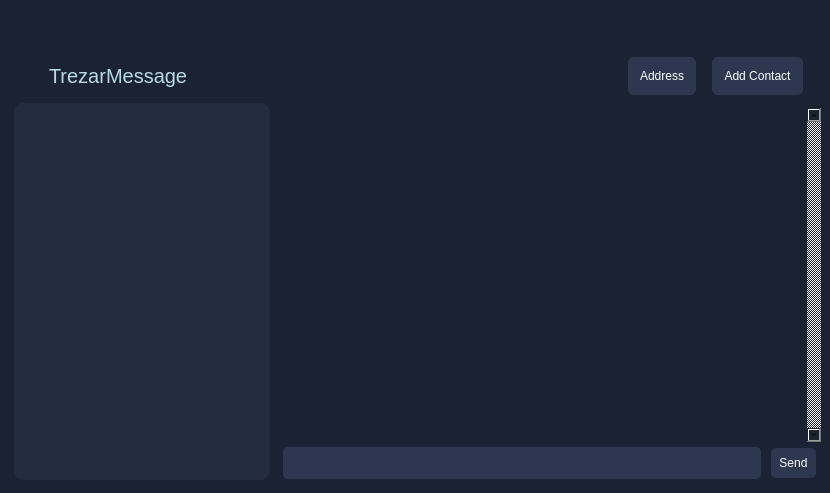
Old version of the form src/qt/forms/trezarmessage.ui in the repository TrezarCoin/TrezarCoin.
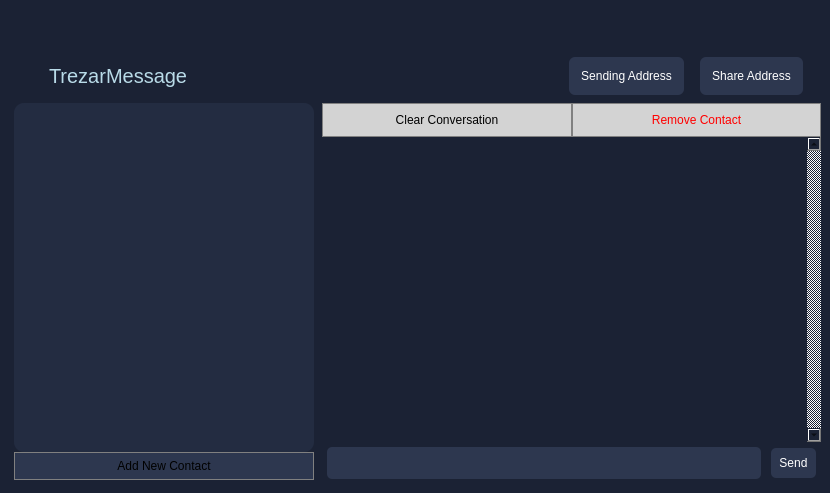
New version of the form.

Patch:
```diff
--- a/src/qt/forms/trezarmessage.ui
+++ b/src/qt/forms/trezarmessage.ui
@@ -150,7 +150,7 @@
 }</string>
                 </property>
                 <property name="text">
-                 <string>Address</string>
+                 <string>Sending Address</string>
                 </property>
                </widget>
               </item>
@@ -171,7 +171,7 @@
 }</string>
                 </property>
                 <property name="text">
-                 <string>Add Contact</string>
+                 <string>Share Address</string>
                 </property>
                </widget>
               </item>
@@ -236,6 +236,18 @@
                   </property>
                   <item>
                    <widget class="QListWidget" name="user_list">
+                    <property name="sizePolicy">
+                     <sizepolicy hsizetype="Maximum" vsizetype="Expanding">
+                      <horstretch>0</horstretch>
+                      <verstretch>0</verstretch>
+                     </sizepolicy>
+                    </property>
+                    <property name="minimumSize">
+                     <size>
+                      <width>300</width>
+                      <height>0</height>
+                     </size>
+                    </property>
                     <property name="styleSheet">
                      <string notr="true">background:#232c41;
 padding:2px;
@@ -249,6 +261,19 @@
                     </property>
                    </widget>
                   </item>
+                  <item>
+                   <widget class="QPushButton" name="add_contact">
+                    <property name="styleSheet">
+                     <string notr="true">QPushButton{background: #2d374f;padding: 6px;border-radius:0px;border: 1px solid gray;}QPushButton:pressed{background-color:#232c41;}</string>
+                    </property>
+                    <property name="text">
+                     <string>Add New Contact</string>
+                    </property>
+                    <property name="flat">
+                     <bool>true</bool>
+                    </property>
+                   </widget>
+                  </item>
                   <item>
                    <spacer name="verticalSpacer_2">
                     <property name="orientation">
@@ -289,20 +314,54 @@
                    <number>0</number>
                   </property>
                   <item>
-                   <spacer name="verticalSpacer_3">
-                    <property name="orientation">
-                     <enum>Qt::Vertical</enum>
+                   <widget class="QWidget" name="conversation_controls_widget" native="true">
+                    <property name="styleSheet">
+                     <string notr="true">QPushButton{background: lightgray;padding: 9px;border-radius:0px;border: 1px solid gray;}QPushButton:pressed{background-color:#b0b0b0;}</string>
                     </property>
-                    <property name="sizeType">
-                     <enum>QSizePolicy::Fixed</enum>
-                    </property>
-                    <property name="sizeHint" stdset="0">
-                     <size>
-                      <width>20</width>
-                      <height>5</height>
-                     </size>
-                    </property>
-                   </spacer>
+                    <layout class="QHBoxLayout" name="conversation_controls">
+                     <property name="spacing">
+                      <number>0</number>
+                     </property>
+                     <property name="leftMargin">
+                      <number>0</number>
+                     </property>
+                     <property name="topMargin">
+                      <number>0</number>
+                     </property>
+                     <property name="rightMargin">
+                      <number>0</number>
+                     </property>
+                     <property name="bottomMargin">
+                      <number>0</number>
+                     </property>
+                     <item>
+                      <widget class="QPushButton" name="clear_conversation">
+                       <property name="styleSheet">
+                        <string notr="true"/>
+                       </property>
+                       <property name="text">
+                        <string>Clear Conversation</string>
+                       </property>
+                       <property name="flat">
+                        <bool>true</bool>
+                       </property>
+                      </widget>
+                     </item>
+                     <item>
+                      <widget class="QPushButton" name="remove_contact">
+                       <property name="styleSheet">
+                        <string notr="true">color: red;</string>
+                       </property>
+                       <property name="text">
+                        <string>Remove Contact</string>
+                       </property>
+                       <property name="flat">
+                        <bool>true</bool>
+                       </property>
+                      </widget>
+                     </item>
+                    </layout>
+                   </widget>
                   </item>
                   <item>
                    <widget class="QListWidget" name="message_widget">
```
Left out of the diff: 11 changed lines with no effect on the pictures.
